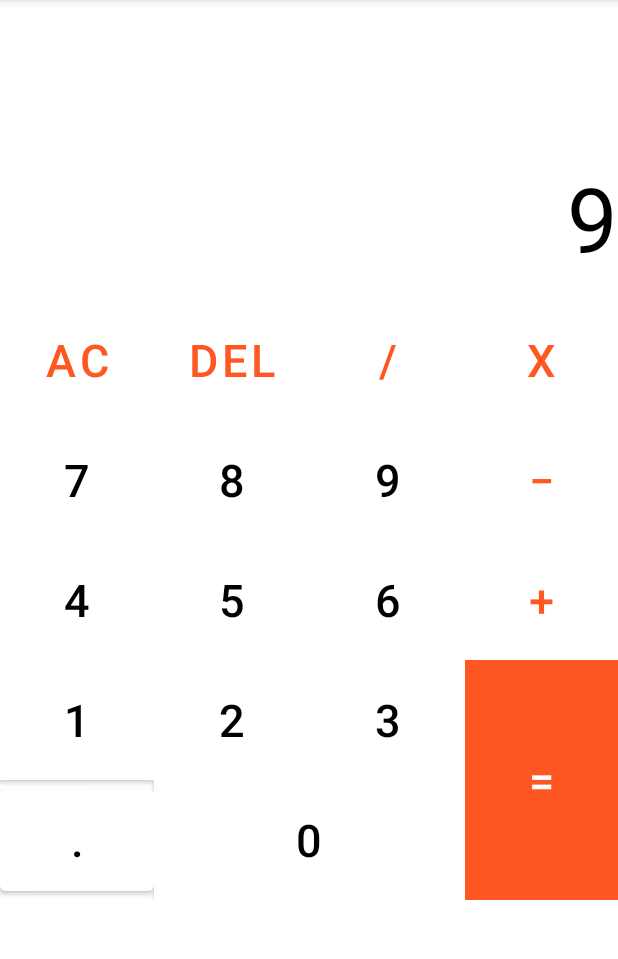
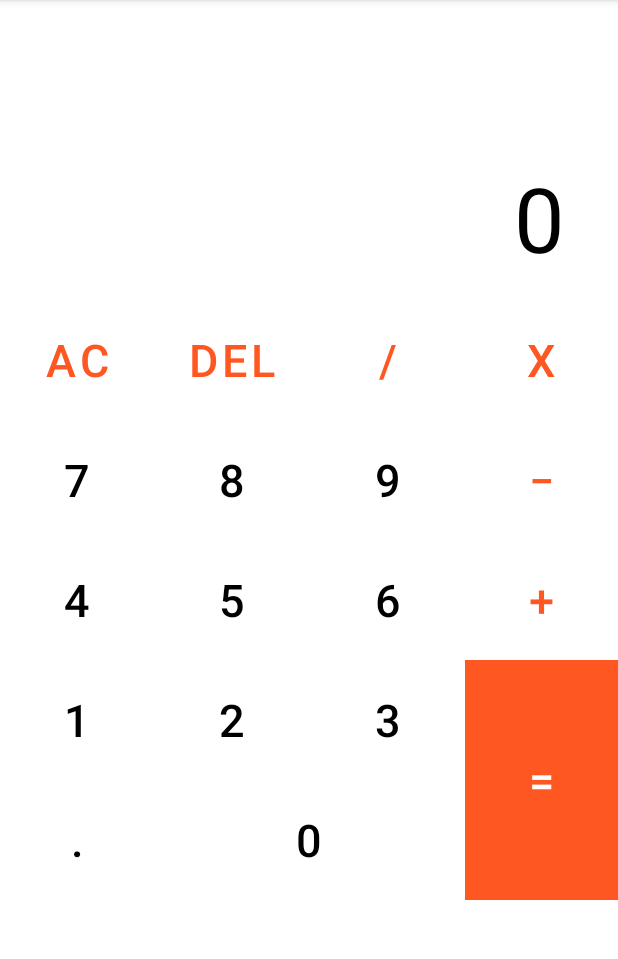
Before and after one commit to letz0703/icanmart-android, an Android app: the Calculator screen opened directly, with no data from a screen before it, after a tap on "AC", on a phone screen of 412 x 824 dp, the part 84-1043 px from its top. Run offline under Robolectric (Android 15) with nearby library versions, the phone set to English and light mode, and no system bars.

Commit message:
calculator before implement period

```diff
--- a/app/src/main/java/com/letz/icanmart/Calculator.java
+++ b/app/src/main/java/com/letz/icanmart/Calculator.java
@@ -117,15 +117,22 @@ public class Calculator extends AppCompatActivity {
         btnAC.setOnClickListener(new View.OnClickListener() {
             @Override
             public void onClick(View v) {
-                numberClick("9");
+                number = null;
+                status = null;
+                textViewResult.setText("0");
+                textViewHistory.setText("");
+                firstNum = 0;
+                lastNum = 0;
             }
         });
         btnDel.setOnClickListener(new View.OnClickListener() {
             @Override
-            public void onClick(View v) {
-                numberClick("9");
+            public void onClick(View v) {// L2
+                number = number.substring(0, number.length()-1);
+                textViewResult.setText(number);
             }
         });
+
         btnDivide.setOnClickListener(new View.OnClickListener() {
             @Override
             public void onClick(View v) {
@@ -169,7 +176,6 @@ public class Calculator extends AppCompatActivity {
         btnDot.setOnClickListener(new View.OnClickListener() {
             @Override
             public void onClick(View v) {
-                numberClick("9");
             }
         });
         btnPlus.setOnClickListener(new View.OnClickListener() {
--- a/app/src/main/res/layout/activity_calculator.xml
+++ b/app/src/main/res/layout/activity_calculator.xml
@@ -29,7 +29,8 @@
                 android:gravity="center|end"
                 android:background="@color/white"
                 android:textColor="@color/black"
-                android:text="0" />
+                android:text="0"
+                android:paddingRight="35dp" />
     </LinearLayout>
 
     <GridLayout
@@ -218,7 +219,8 @@
                 android:layout_row="3"
                 android:layout_column="1"
                 android:layout_columnWeight="1"
-                app:backgroundTint="@color/white" />
+                app:backgroundTint="@color/white"
+                />
 
         <Button
                 android:id="@+id/btn3"
@@ -256,10 +258,11 @@
                 android:textSize="30sp"
                 android:textColor="@color/black"
                 android:layout_row="4"
+                android:layout_rowWeight="1"
                 android:layout_column="0"
                 android:layout_columnWeight="1"
                 app:backgroundTint="@color/white"
-                />
+                android:background="@color/white" />
         <Button
                 android:id="@+id/btn0"
                 android:layout_height="80dp"
@@ -273,8 +276,6 @@
                 android:layout_columnWeight="1"
                 android:layout_columnSpan="2"
                 app:backgroundTint="@color/white" />
-
-
     </GridLayout>
 
 </LinearLayout>
```
